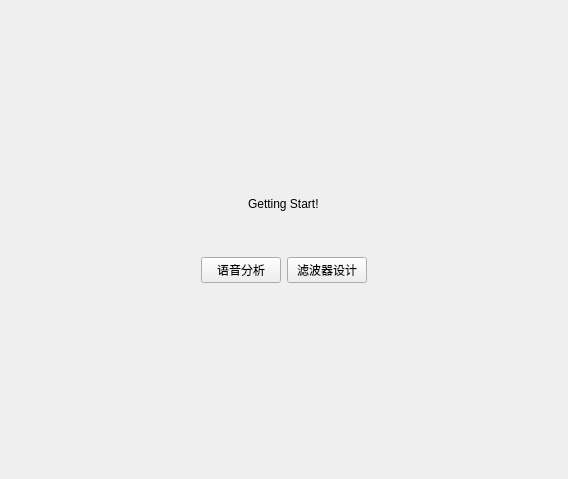
Old version of the form ui/HomeInterface.ui in the repository Pigletzzz/SignalProcessing.
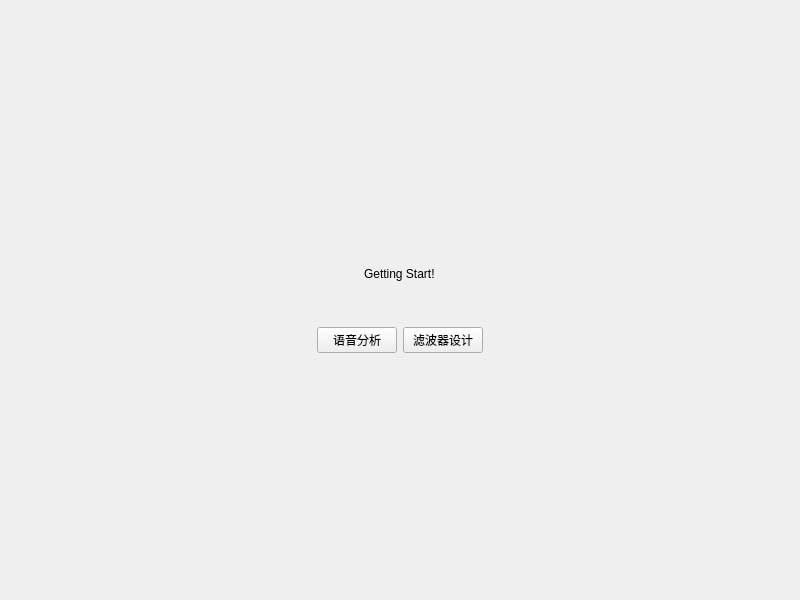
New version of the form. Custom widgets are drawn as their Qt base class.

Commit message: Feat: finished voice analysis files list ui

```diff
--- a/ui/HomeInterface.ui
+++ b/ui/HomeInterface.ui
@@ -6,8 +6,8 @@
    <rect>
     <x>0</x>
     <y>0</y>
-    <width>568</width>
-    <height>479</height>
+    <width>800</width>
+    <height>600</height>
    </rect>
   </property>
   <property name="windowTitle">
@@ -17,6 +17,18 @@
    <enum>Qt::LeftToRight</enum>
   </property>
   <layout class="QVBoxLayout" name="verticalLayout">
+   <property name="leftMargin">
+    <number>20</number>
+   </property>
+   <property name="topMargin">
+    <number>40</number>
+   </property>
+   <property name="rightMargin">
+    <number>20</number>
+   </property>
+   <property name="bottomMargin">
+    <number>20</number>
+   </property>
    <item>
     <spacer name="verticalSpacer_2">
      <property name="orientation">
```
The commit also changes 5 other files.
